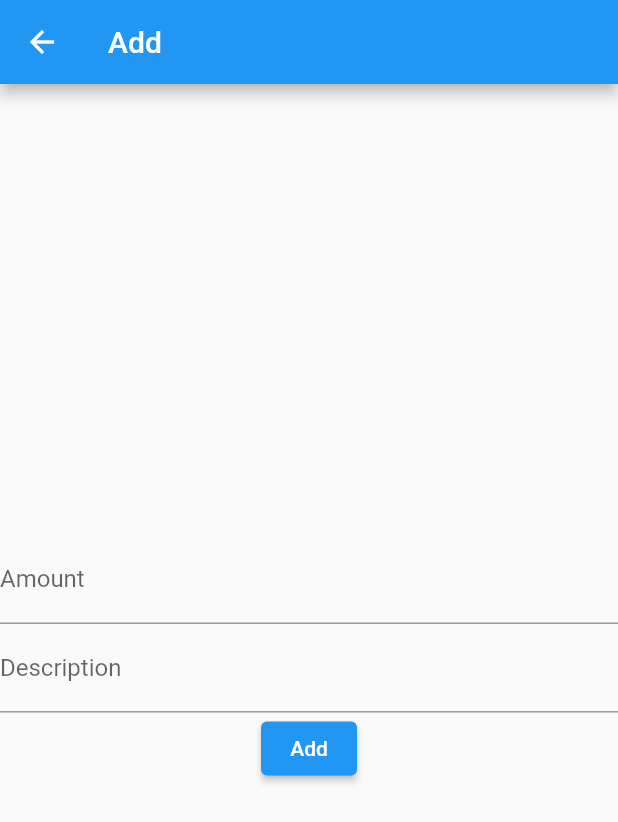
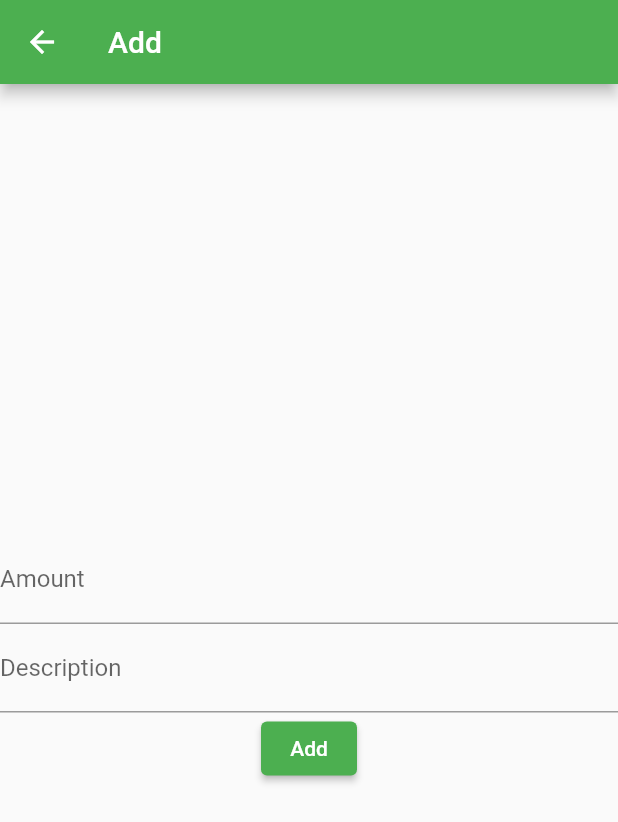
Before and after one commit to verbindolai/OpenBudget, a Flutter app: the screen it shows after launch, after a tap on the "add" icon, on a phone screen of 412 x 824 dp. Shown: the top 822 px of the screen. Run offline on Flutter 3.47's test engine with Material 2 defaults, Android fonts, the phone set to English and light mode, and no system bars; our stand-ins replace bloc, equatable, flutter_bloc, font_awesome_flutter, objectbox; accounts and stored records are empty; generated files the repository leaves out were written again.

Commit message:
navigation bloc

```diff
--- a/lib/bloc/navigation/navigation_bloc.dart
+++ b/lib/bloc/navigation/navigation_bloc.dart
@@ -7,7 +7,7 @@ part 'navigation_state.dart';
 class NavigationBloc extends Bloc<NavigationEvent, NavigationState> {
   NavigationBloc() : super(NavigationInitial()) {
     on<SelectNavigation>((event, emit) {
-      emit(NavigationSelected(page: event.page));
+      emit(NavigationSelected(event.title, page: event.page));
     });
   }
 }
--- a/lib/bloc/navigation/navigation_event.dart
+++ b/lib/bloc/navigation/navigation_event.dart
@@ -9,8 +9,9 @@ abstract class NavigationEvent extends Equatable {
 
 class SelectNavigation extends NavigationEvent {
   final NavigationPage page;
+  final String title;
 
-  const SelectNavigation({required this.page});
+  const SelectNavigation(this.title, {required this.page});
 
   @override
   List<Object> get props => [page];
--- a/lib/bloc/navigation/navigation_state.dart
+++ b/lib/bloc/navigation/navigation_state.dart
@@ -11,8 +11,9 @@ class NavigationInitial extends NavigationState {}
 
 class NavigationSelected extends NavigationState {
   final NavigationPage page;
+  final String title;
 
-  const NavigationSelected({required this.page});
+  const NavigationSelected(this.title, {required this.page});
 
   @override
   List<Object> get props => [page];
--- a/lib/main.dart
+++ b/lib/main.dart
@@ -44,7 +44,8 @@ class App extends StatelessWidget {
           ),
           BlocProvider(
               create: (context) => NavigationBloc()
-                ..add(const SelectNavigation(page: NavigationPage.home))),
+                ..add(
+                    const SelectNavigation("Home", page: NavigationPage.home))),
         ],
         child: const MaterialApp(home: Frame()),
       ),
--- a/lib/widgets/account/create_account.dart
+++ b/lib/widgets/account/create_account.dart
@@ -26,6 +26,7 @@ class _CreateAccountState extends State<CreateAccount> {
     return Scaffold(
       appBar: AppBar(
         title: const Text('Create Account'),
+        backgroundColor: Colors.green,
       ),
       body: Form(
           key: formKey,
@@ -92,6 +93,9 @@ class _CreateAccountState extends State<CreateAccount> {
 
   Widget buildSubmit() => Builder(
       builder: (context) => ElevatedButton(
+          style: ButtonStyle(
+            backgroundColor: MaterialStateProperty.all<Color>(Colors.green),
+          ),
           onPressed: () {
             if (formKey.currentState!.validate()) {
               formKey.currentState!.save();
--- a/lib/widgets/frame.dart
+++ b/lib/widgets/frame.dart
@@ -1,35 +1,37 @@
-import 'package:flutter/cupertino.dart';
 import 'package:flutter/material.dart';
 import 'package:flutter_bloc/flutter_bloc.dart';
 import 'package:font_awesome_flutter/font_awesome_flutter.dart';
+import 'package:open_budget/bloc/navigation/navigation_bloc.dart';
+import 'package:open_budget/widgets/account/select_account.dart';
 import 'package:open_budget/widgets/transaction/add_transaction_page.dart';
 import 'package:open_budget/widgets/transaction/transaction_list.dart';
-
-import '../bloc/account/account_bloc.dart';
-import 'account/select_account.dart';
 
 class Frame extends StatelessWidget {
   const Frame({Key? key}) : super(key: key);
 
   @override
   Widget build(BuildContext context) {
+    return BlocBuilder<NavigationBloc, NavigationState>(
+      builder: (context, state) {
+        if (state is NavigationSelected) {
           return Scaffold(
             appBar: AppBar(
-        title: const Text('ObjectBox Demo'),
+              title: Text(state.title),
             ),
-      body: Column(
-        children: [
-          ElevatedButton(
-              child: const Text("Accounts"),
-              onPressed: () => {
-                    Navigator.push(
-                        context,
-                        MaterialPageRoute(
-                            builder: (context) => const AccountSelector()))
-                  }),
-          Expanded(child: TransactionList()),
-        ],
-      ),
+            body: Builder(builder: ((context) {
+              switch (state.page) {
+                case NavigationPage.home:
+                  return TransactionList();
+                case NavigationPage.accounts:
+                  return const AccountSelector();
+                case NavigationPage.reports:
+                  return Container();
+                case NavigationPage.settings:
+                  return Container();
+                default:
+                  return Container();
+              }
+            })),
             floatingActionButton: FloatingActionButton(
               //Floating action button on Scaffold
               onPressed: () {
@@ -41,13 +43,31 @@ class Frame extends StatelessWidget {
               },
               child: const Icon(Icons.add_rounded), //icon inside button
             ),
-      floatingActionButtonLocation: FloatingActionButtonLocation.centerDocked,
-      bottomNavigationBar: BottomAppBar(
+            floatingActionButtonLocation:
+                FloatingActionButtonLocation.centerDocked,
+            bottomNavigationBar: const BottomNavBar(),
+          );
+        }
+        return const Center(
+          child: CircularProgressIndicator(),
+        );
+      },
+    );
+  }
+}
+
+class BottomNavBar extends StatelessWidget {
+  const BottomNavBar({
+    Key? key,
+  }) : super(key: key);
+
+  @override
+  Widget build(BuildContext context) {
+    return BottomAppBar(
       //bottom navigation bar on scaffold
-        color: Colors.redAccent,
+      color: Colors.blue,
       shape: const CircularNotchedRectangle(), //shape of notch
-        notchMargin:
-            5, //notche margin between floating button and bottom appbar
+      notchMargin: 5, //notche margin between floating button and bottom appbar
       child: Row(
         //children inside bottom appbar
         mainAxisSize: MainAxisSize.max,
@@ -58,31 +78,45 @@ class Frame extends StatelessWidget {
               FontAwesomeIcons.house,
               color: Colors.white,
             ),
-              onPressed: () {},
+            onPressed: () {
+              BlocProvider.of<NavigationBloc>(context).add(
+                  const SelectNavigation("Home", page: NavigationPage.home));
+            },
           ),
           IconButton(
             icon: const FaIcon(
               FontAwesomeIcons.wallet,
               color: Colors.white,
             ),
-              onPressed: () {},
+            onPressed: () {
+              BlocProvider.of<NavigationBloc>(context).add(
+                  const SelectNavigation("Accounts",
+                      page: NavigationPage.accounts));
+            },
           ),
           IconButton(
             icon: const Icon(
               FontAwesomeIcons.chartSimple,
               color: Colors.white,
             ),
-              onPressed: () {},
+            onPressed: () {
+              BlocProvider.of<NavigationBloc>(context).add(
+                  const SelectNavigation("Reports",
+                      page: NavigationPage.reports));
+            },
           ),
           IconButton(
             icon: const Icon(
               FontAwesomeIcons.gear,
               color: Colors.white,
             ),
-              onPressed: () {},
+            onPressed: () {
+              BlocProvider.of<NavigationBloc>(context).add(
+                  const SelectNavigation("Settings",
+                      page: NavigationPage.settings));
+            },
           ),
         ],
-        ),
       ),
     );
   }
--- a/lib/widgets/transaction/add_transaction_page.dart
+++ b/lib/widgets/transaction/add_transaction_page.dart
@@ -19,6 +19,7 @@ class _AddTransactionPageState extends State<AddTransactionPage> {
     return Scaffold(
       appBar: AppBar(
         title: const Text('Add'),
+        backgroundColor: Colors.green,
       ),
       body: Center(
         child: Column(
@@ -35,6 +36,9 @@ class _AddTransactionPageState extends State<AddTransactionPage> {
               ),
             ),
             ElevatedButton(
+              style: ButtonStyle(
+                backgroundColor: MaterialStateProperty.all<Color>(Colors.green),
+              ),
               child: const Text('Add'),
               onPressed: () {
                 final transaction = Transaction(100, DateTime.now(), 'Test');
--- a/pubspec.yaml
+++ b/pubspec.yaml
@@ -41,6 +41,7 @@ dependencies:
   font_awesome_flutter: ^10.1.0
   flutter_bloc: ^8.0.1
   equatable: ^2.0.3
+  intl: ^0.17.0
 
 dev_dependencies:
   flutter_test:
```
Also changed, not shown: lib/widgets/account/select_account.dart (+16 -21 lines), pubspec.lock, 1 other file. Lines whose indentation alone changed are shown as unchanged.
